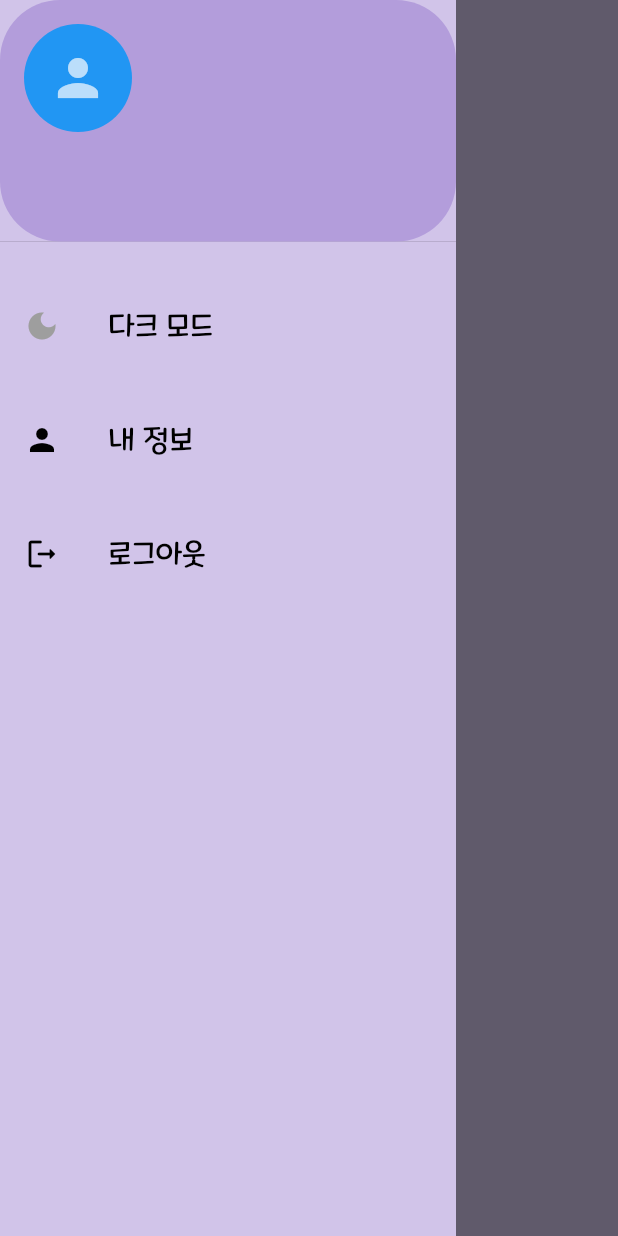
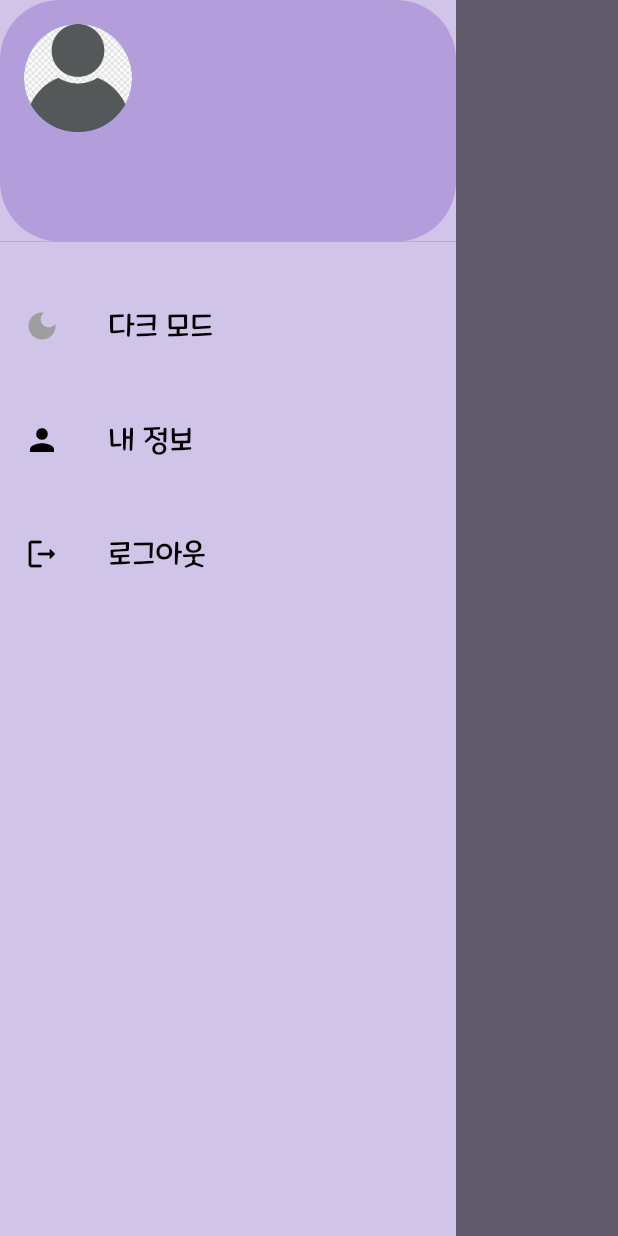
Before and after one commit to meohyun/neologism_quiz, a Flutter app: the screen it shows once a user with an empty profile is signed in, with the side drawer open, on a phone screen of 412 x 824 dp. Run offline on Flutter 3.47's test engine with Material 2 defaults, Android fonts, the phone set to English and light mode, and no system bars; our stand-ins replace cloud_firestore, firebase_auth, firebase_core, get, google_sign_in, image_picker and 1 more; missing offline and left inert: soundpool; accounts and stored records are empty; network calls fail.

Commit message:
2023.02.26 16:27 userprofile update

```diff
--- /dev/null
+++ b/lib/getx/profileimage.dart
@@ -0,0 +1,12 @@
+import 'package:get/get_state_manager/get_state_manager.dart';
+import 'package:get/state_manager.dart';
+
+class ProfileImageController extends GetxController {
+  RxBool isProfilePath = false.obs;
+  RxString profilePath = "".obs;
+
+  void setProfileImagePath(String path) {
+    profilePath.value = path;
+    isProfilePath.value = true;
+  }
+}
--- a/lib/main.dart
+++ b/lib/main.dart
@@ -1,5 +1,6 @@
 import 'package:firebase_core/firebase_core.dart';
 import "package:flutter/material.dart";
+import 'package:get/route_manager.dart';
 import 'package:neologism/firebase_options.dart';
 import 'package:neologism/pages/bulletin_pages/bulletin_board.dart';
 import 'package:neologism/pages/bulletin_pages/postCRUD.dart';
@@ -28,7 +29,7 @@ class Neologism extends StatefulWidget {
 class _NeologismState extends State<Neologism> {
   @override
   Widget build(BuildContext context) {
-    return MaterialApp(
+    return GetMaterialApp(
       title: "신조어 퀴즈",
       initialRoute: '/',
       theme: ThemeData(
--- a/lib/pages/bulletin_pages/post_page.dart
+++ b/lib/pages/bulletin_pages/post_page.dart
@@ -5,9 +5,11 @@ import 'package:get/get_state_manager/get_state_manager.dart';
 import 'package:get/instance_manager.dart';
 import 'package:neologism/getx/blackmode.dart';
 import 'package:neologism/getx/chatmodify.dart';
+import 'package:neologism/getx/profileimage.dart';
 import 'package:neologism/pages/bulletin_pages/postCRUD.dart';
 import 'package:neologism/pages/bulletin_pages/chatbox.dart';
 import 'package:neologism/pages/startpage.dart';
+import 'package:neologism/pages/user_page/profile.dart';
 
 final userid = FirebaseAuth.instance.currentUser!.uid;
 bool isLiked = false;
@@ -180,6 +182,7 @@ class _BulletinPostState extends State<BulletinPost> {
 
   @override
   Widget build(BuildContext context) {
+    Get.put(ProfileImageController());
     final blackcontroller = Get.find<BlackModeController>();
     return GetBuilder(
       init: BlackModeController(),
--- a/lib/pages/startpage.dart
+++ b/lib/pages/startpage.dart
@@ -137,7 +137,9 @@ class _ScreenPageState extends State<ScreenPage> {
         FirebaseFirestore.instance
             .collection('user')
             .doc('userdatabase')
-            .update({'$useruid.result': []});
+            .update({
+          '$useruid.result': [],
+        });
       }
     });
   }
--- a/lib/widgets/mydrawer.dart
+++ b/lib/widgets/mydrawer.dart
@@ -1,7 +1,9 @@
+import 'dart:io';
 import 'package:firebase_auth/firebase_auth.dart';
 import 'package:flutter/material.dart';
 import 'package:get/get.dart';
 import 'package:neologism/getx/blackmode.dart';
+import 'package:neologism/getx/profileimage.dart';
 import 'package:neologism/neo_function/login_func.dart';
 import 'package:neologism/pages/user_page/profile.dart';
 
@@ -22,6 +24,7 @@ class _MyDrawerState extends State<MyDrawer> {
 
   @override
   Widget build(BuildContext context) {
+    Get.put(ProfileImageController());
     final user = FirebaseAuth.instance.currentUser!.displayName;
     final userid = FirebaseAuth.instance.currentUser!.uid;
     return GetBuilder(
@@ -39,11 +42,18 @@ class _MyDrawerState extends State<MyDrawer> {
                         ? Colors.grey[600]
                         : Colors.deepPurple[200],
                     borderRadius: BorderRadius.circular(40)),
-                currentAccountPicture: const CircleAvatar(
-                  backgroundColor: Colors.blue,
-                  child: Icon(
-                    Icons.person,
-                    size: 40,
+                currentAccountPicture: Obx(
+                  () => CircleAvatar(
+                    backgroundImage: profileimagecontroller
+                                .isProfilePath.value ==
+                            true
+                        ? FileImage(
+                                File(profileimagecontroller.profilePath.value))
+                            as ImageProvider
+                        : AssetImage(
+                            "assets/user_image.png",
+                          ),
+                    radius: 35,
                   ),
                 ),
                 accountName:
--- a/pubspec.yaml
+++ b/pubspec.yaml
@@ -47,6 +47,7 @@ dependencies:
   cloud_firestore: ^4.3.1
   audioplayers: ^3.0.1
   soundpool: ^2.3.0
+  image_picker: ^0.8.6+3
 
 
 
@@ -77,6 +78,9 @@ flutter:
     - assets/icon.png
     - assets/odong.png
     - assets/odong2.gif
+    - assets/user_image.png
+    - assets/correct.mp3
+    - assets/wrong.mp3
 
   # An image asset can refer to one or more resolution-specific "variants", see
   # https://flutter.dev/assets-and-images/#resolution-aware
```
Also changed, not shown: lib/pages/bulletin_pages/chatbox.dart (+18 -4 lines), lib/pages/user_page/nickname.dart (+173 -65 lines), lib/pages/user_page/profile.dart (+39 -12 lines), assets/user_image.png (added), pubspec.lock, 3 other files.
